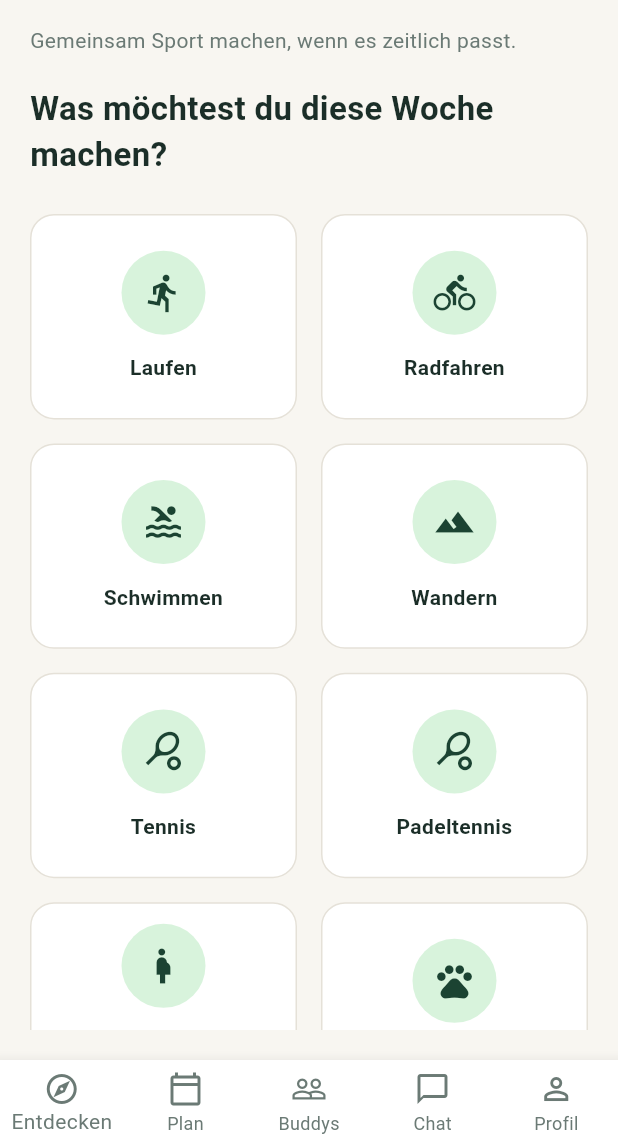
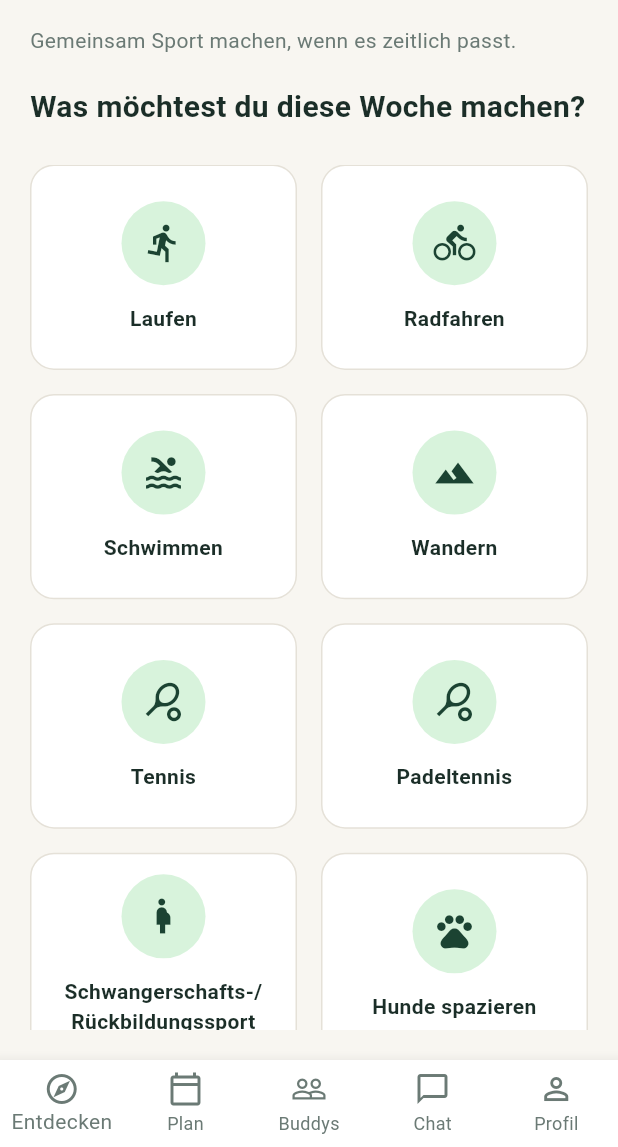
Before and after one commit to melinakunkel/PaceMatch, a Flutter app: the screen it shows once a user with an empty profile is signed in, after a tap on the "close" icon, on a phone screen of 412 x 824 dp, the part 89-1236 px from its top. Run offline on Flutter 3.47's test engine with Material 3 defaults, Android fonts, the phone set to English and light mode, and no system bars; our stand-ins replace flutter_dotenv, flutter_map, go_router, image_picker, latlong2, shared_preferences and 2 more; missing offline and left inert: dart:js_interop; accounts and stored records are empty; network calls fail.

Commit message:
Keep the home headline on one line
Scales "Was möchtest du diese Woche machen?" down to fit narrow phones
instead of wrapping onto two lines.

Co-Authored-By: Claude Opus 5.5 <noreply@anthropic.com>
Claude-Session: https://claude.ai/code/session_01Ea9r8VGpDf7DY7pxTu84EK

```diff
--- a/lib/screens/home/home_screen.dart
+++ b/lib/screens/home/home_screen.dart
@@ -109,9 +109,19 @@ class _HomeScreenState extends State<HomeScreen> {
               style: TextStyle(color: AppColors.textSecondary, fontSize: 14),
             ),
             const SizedBox(height: 20),
-            Text(
-              t('home.question'),
-              style: const TextStyle(fontSize: 22, fontWeight: FontWeight.w700),
+            // Always one line: shrinks to fit narrow phones instead of
+            // wrapping.
+            FittedBox(
+              fit: BoxFit.scaleDown,
+              alignment: Alignment.centerLeft,
+              child: Text(
+                t('home.question'),
+                maxLines: 1,
+                style: const TextStyle(
+                  fontSize: 20,
+                  fontWeight: FontWeight.w700,
+                ),
+              ),
             ),
             const SizedBox(height: 24),
             Expanded(
```
